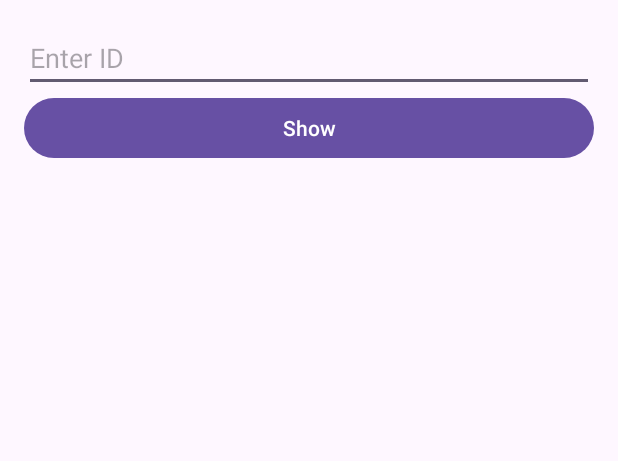
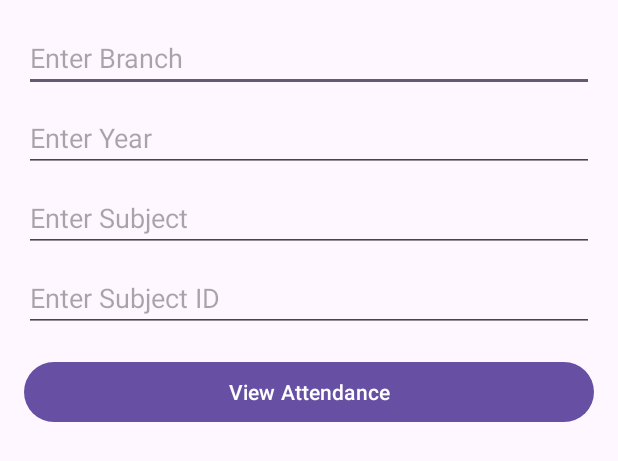
Before and after one commit to Urva2/geoment-smart_attendance, an Android app: the layout activity_view_attendance.xml on its own in the app's theme, with its tools: preview values and no code run, on a phone screen of 412 x 824 dp. Shown: the top 461 px of the screen. Run offline under Robolectric (Android 15) with nearby library versions, the phone set to English and light mode, and no system bars.

Commit message:
Successfully created viewattendance activity.😊

```diff
--- a/app/src/main/java/com/example/attendance/StudentMainActivity2.java
+++ b/app/src/main/java/com/example/attendance/StudentMainActivity2.java
@@ -82,6 +82,11 @@ public class StudentMainActivity2 extends AppCompatActivity {
 
         nextStepButton.setOnClickListener(v -> {
             Intent intent = new Intent(StudentMainActivity2.this, AttendanceBookingActivity.class);
+            intent.putExtra("prn", prnEditText.getText().toString().trim());
+            intent.putExtra("branch", branch);
+            intent.putExtra("year", year);
+            intent.putExtra("id", subjectID);
+            intent.putExtra("sub",subjectName);
             startActivity(intent);
         });
     }
--- a/app/src/main/res/layout/activity_view_attendance.xml
+++ b/app/src/main/res/layout/activity_view_attendance.xml
@@ -1,25 +1,60 @@
-<LinearLayout
-    xmlns:android="http://schemas.android.com/apk/res/android"
+<?xml version="1.0" encoding="utf-8"?>
+<RelativeLayout xmlns:android="http://schemas.android.com/apk/res/android"
+    xmlns:tools="http://schemas.android.com/tools"
     android:layout_width="match_parent"
     android:layout_height="match_parent"
-    android:orientation="vertical"
-    android:padding="16dp">
+    android:padding="16dp"
+    tools:context=".ViewAttendanceActivity">
 
+    <!-- Branch EditText -->
     <EditText
-        android:id="@+id/editTextId"
+        android:id="@+id/branchEditText"
         android:layout_width="match_parent"
         android:layout_height="wrap_content"
-        android:hint="Enter ID"
-        android:inputType="text" />
+        android:hint="Enter Branch"
+        android:layout_alignParentTop="true"
+        android:layout_marginBottom="8dp" />
 
-    <Button
-        android:id="@+id/buttonShow"
+    <!-- Year EditText -->
+    <EditText
+        android:id="@+id/yearEditText"
         android:layout_width="match_parent"
         android:layout_height="wrap_content"
-        android:text="Show" />
+        android:hint="Enter Year"
+        android:layout_below="@id/branchEditText"
+        android:layout_marginBottom="8dp" />
 
+    <!-- Subject EditText -->
+    <EditText
+        android:id="@+id/subjectEditText"
+        android:layout_width="match_parent"
+        android:layout_height="wrap_content"
+        android:hint="Enter Subject"
+        android:layout_below="@id/yearEditText"
+        android:layout_marginBottom="8dp" />
+
+    <!-- Subject ID EditText -->
+    <EditText
+        android:id="@+id/subjectIdEditText"
+        android:layout_width="match_parent"
+        android:layout_height="wrap_content"
+        android:hint="Enter Subject ID"
+        android:layout_below="@id/subjectEditText"
+        android:layout_marginBottom="16dp" />
+
+    <!-- Submit Button -->
+    <Button
+        android:id="@+id/submitButton"
+        android:layout_width="match_parent"
+        android:layout_height="wrap_content"
+        android:text="View Attendance"
+        android:layout_below="@id/subjectIdEditText" />
+
+    <!-- RecyclerView for displaying attendance -->
     <androidx.recyclerview.widget.RecyclerView
-        android:id="@+id/recyclerView"
+        android:id="@+id/attendanceRecyclerView"
         android:layout_width="match_parent"
-        android:layout_height="match_parent" />
-</LinearLayout>
+        android:layout_height="wrap_content"
+        android:layout_below="@id/submitButton"
+        android:layout_marginTop="16dp"/>
+</RelativeLayout>
```
Also changed, not shown: app/src/main/java/com/example/attendance/Attendance.java (added, +25 -0 lines), app/src/main/java/com/example/attendance/AttendanceAdapter.java (added, +49 -0 lines), app/src/main/java/com/example/attendance/AttendanceBookingActivity.java (+40 -13 lines), app/src/main/java/com/example/attendance/ViewAttendanceActivity.java (+77 -70 lines), app/src/main/res/layout/attendance_item.xml (added, +28 -0 lines).
